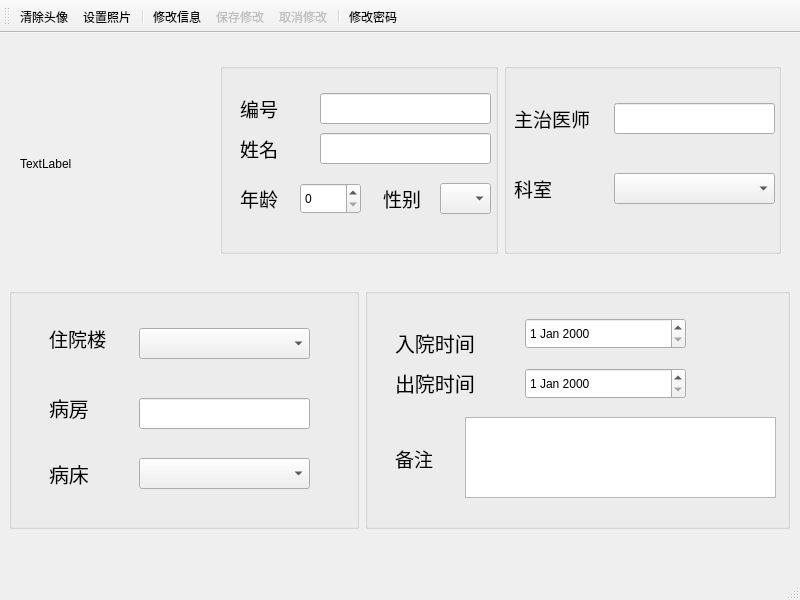
PGwind/Qt_HIMS, file userwindow.ui: the form before one commit.
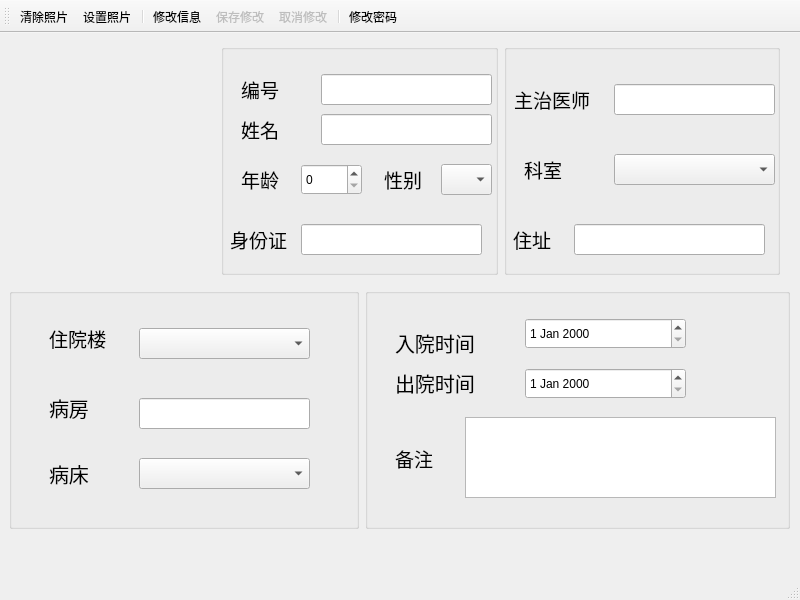
The form after the commit. Icons and pictures are not drawn.

Diff of the .ui file:
```diff
--- a/userwindow.ui
+++ b/userwindow.ui
@@ -36,203 +36,9 @@
      </rect>
     </property>
     <property name="text">
-     <string>TextLabel</string>
+     <string/>
     </property>
    </widget>
-   <widget class="QWidget" name="layoutWidget">
-    <property name="geometry">
-     <rect>
-      <x>220</x>
-      <y>30</y>
-      <width>561</width>
-      <height>191</height>
-     </rect>
-    </property>
-    <layout class="QHBoxLayout" name="horizontalLayout_2">
-     <item>
-      <widget class="QGroupBox" name="groupBox_3">
-       <property name="title">
-        <string/>
-       </property>
-       <widget class="QLabel" name="label_id">
-        <property name="geometry">
-         <rect>
-          <x>20</x>
-          <y>30</y>
-          <width>50</width>
-          <height>30</height>
-         </rect>
-        </property>
-        <property name="font">
-         <font>
-          <pointsize>14</pointsize>
-         </font>
-        </property>
-        <property name="text">
-         <string>编号</string>
-        </property>
-       </widget>
-       <widget class="QLineEdit" name="lineEdit_2">
-        <property name="geometry">
-         <rect>
-          <x>100</x>
-          <y>30</y>
-          <width>171</width>
-          <height>31</height>
-         </rect>
-        </property>
-       </widget>
-       <widget class="QLabel" name="label_name">
-        <property name="geometry">
-         <rect>
-          <x>20</x>
-          <y>70</y>
-          <width>50</width>
-          <height>30</height>
-         </rect>
-        </property>
-        <property name="font">
-         <font>
-          <pointsize>14</pointsize>
-         </font>
-        </property>
-        <property name="text">
-         <string>姓名</string>
-        </property>
-       </widget>
-       <widget class="QLabel" name="label_age">
-        <property name="geometry">
-         <rect>
-          <x>20</x>
-          <y>120</y>
-          <width>50</width>
-          <height>30</height>
-         </rect>
-        </property>
-        <property name="font">
-         <font>
-          <pointsize>14</pointsize>
-         </font>
-        </property>
-        <property name="text">
-         <string>年龄</string>
-        </property>
-       </widget>
-       <widget class="QLabel" name="label_sex">
-        <property name="geometry">
-         <rect>
-          <x>163</x>
-          <y>120</y>
-          <width>51</width>
-          <height>31</height>
-         </rect>
-        </property>
-        <property name="font">
-         <font>
-          <pointsize>14</pointsize>
-         </font>
-        </property>
-        <property name="text">
-         <string>性别</string>
-        </property>
-       </widget>
-       <widget class="QLineEdit" name="lineEdit_3">
-        <property name="geometry">
-         <rect>
-          <x>100</x>
-          <y>70</y>
-          <width>171</width>
-          <height>31</height>
-         </rect>
-        </property>
-       </widget>
-       <widget class="QSpinBox" name="spinBox">
-        <property name="geometry">
-         <rect>
-          <x>80</x>
-          <y>120</y>
-          <width>61</width>
-          <height>31</height>
-         </rect>
-        </property>
-       </widget>
-       <widget class="QComboBox" name="comboBox_5">
-        <property name="geometry">
-         <rect>
-          <x>220</x>
-          <y>120</y>
-          <width>51</width>
-          <height>31</height>
-         </rect>
-        </property>
-       </widget>
-      </widget>
-     </item>
-     <item>
-      <widget class="QGroupBox" name="groupBox_4">
-       <property name="title">
-        <string/>
-       </property>
-       <widget class="QLabel" name="label_attending">
-        <property name="geometry">
-         <rect>
-          <x>10</x>
-          <y>40</y>
-          <width>90</width>
-          <height>30</height>
-         </rect>
-        </property>
-        <property name="font">
-         <font>
-          <pointsize>14</pointsize>
-         </font>
-        </property>
-        <property name="text">
-         <string>主治医师</string>
-        </property>
-       </widget>
-       <widget class="QLabel" name="label_department">
-        <property name="geometry">
-         <rect>
-          <x>10</x>
-          <y>110</y>
-          <width>90</width>
-          <height>30</height>
-         </rect>
-        </property>
-        <property name="font">
-         <font>
-          <pointsize>14</pointsize>
-         </font>
-        </property>
-        <property name="text">
-         <string>科室</string>
-        </property>
-       </widget>
-       <widget class="QLineEdit" name="lineEdit_attending">
-        <property name="geometry">
-         <rect>
-          <x>110</x>
-          <y>40</y>
-          <width>161</width>
-          <height>31</height>
-         </rect>
-        </property>
-       </widget>
-       <widget class="QComboBox" name="comboBox_department">
-        <property name="geometry">
-         <rect>
-          <x>110</x>
-          <y>110</y>
-          <width>161</width>
-          <height>31</height>
-         </rect>
-        </property>
-       </widget>
-      </widget>
-     </item>
-    </layout>
-   </widget>
    <widget class="QWidget" name="layoutWidget">
     <property name="geometry">
      <rect>
@@ -433,6 +239,256 @@
      </item>
     </layout>
    </widget>
+   <widget class="QGroupBox" name="groupBox_4">
+    <property name="geometry">
+     <rect>
+      <x>504</x>
+      <y>11</y>
+      <width>276</width>
+      <height>231</height>
+     </rect>
+    </property>
+    <property name="title">
+     <string/>
+    </property>
+    <widget class="QLabel" name="label_attending">
+     <property name="geometry">
+      <rect>
+       <x>10</x>
+       <y>40</y>
+       <width>90</width>
+       <height>30</height>
+      </rect>
+     </property>
+     <property name="font">
+      <font>
+       <pointsize>14</pointsize>
+      </font>
+     </property>
+     <property name="text">
+      <string>主治医师</string>
+     </property>
+    </widget>
+    <widget class="QLabel" name="label_department">
+     <property name="geometry">
+      <rect>
+       <x>20</x>
+       <y>110</y>
+       <width>71</width>
+       <height>30</height>
+      </rect>
+     </property>
+     <property name="font">
+      <font>
+       <pointsize>14</pointsize>
+      </font>
+     </property>
+     <property name="text">
+      <string>科室</string>
+     </property>
+    </widget>
+    <widget class="QLineEdit" name="lineEdit_attending">
+     <property name="geometry">
+      <rect>
+       <x>110</x>
+       <y>40</y>
+       <width>161</width>
+       <height>31</height>
+      </rect>
+     </property>
+    </widget>
+    <widget class="QComboBox" name="comboBox_department">
+     <property name="geometry">
+      <rect>
+       <x>110</x>
+       <y>110</y>
+       <width>161</width>
+       <height>31</height>
+      </rect>
+     </property>
+    </widget>
+    <widget class="QLabel" name="label_address">
+     <property name="geometry">
+      <rect>
+       <x>9</x>
+       <y>180</y>
+       <width>51</width>
+       <height>30</height>
+      </rect>
+     </property>
+     <property name="font">
+      <font>
+       <pointsize>14</pointsize>
+      </font>
+     </property>
+     <property name="text">
+      <string>住址</string>
+     </property>
+    </widget>
+    <widget class="QLineEdit" name="lineEdit_address">
+     <property name="geometry">
+      <rect>
+       <x>70</x>
+       <y>180</y>
+       <width>191</width>
+       <height>31</height>
+      </rect>
+     </property>
+    </widget>
+   </widget>
+   <widget class="QGroupBox" name="groupBox_3">
+    <property name="geometry">
+     <rect>
+      <x>221</x>
+      <y>11</y>
+      <width>277</width>
+      <height>231</height>
+     </rect>
+    </property>
+    <property name="title">
+     <string/>
+    </property>
+    <widget class="QLabel" name="label_id">
+     <property name="geometry">
+      <rect>
+       <x>20</x>
+       <y>30</y>
+       <width>50</width>
+       <height>30</height>
+      </rect>
+     </property>
+     <property name="font">
+      <font>
+       <pointsize>14</pointsize>
+      </font>
+     </property>
+     <property name="text">
+      <string>编号</string>
+     </property>
+    </widget>
+    <widget class="QLineEdit" name="lineEdit_id">
+     <property name="geometry">
+      <rect>
+       <x>100</x>
+       <y>30</y>
+       <width>171</width>
+       <height>31</height>
+      </rect>
+     </property>
+    </widget>
+    <widget class="QLabel" name="label_name">
+     <property name="geometry">
+      <rect>
+       <x>20</x>
+       <y>70</y>
+       <width>50</width>
+       <height>30</height>
+      </rect>
+     </property>
+     <property name="font">
+      <font>
+       <pointsize>14</pointsize>
+      </font>
+     </property>
+     <property name="text">
+      <string>姓名</string>
+     </property>
+    </widget>
+    <widget class="QLabel" name="label_age">
+     <property name="geometry">
+      <rect>
+       <x>20</x>
+       <y>120</y>
+       <width>50</width>
+       <height>30</height>
+      </rect>
+     </property>
+     <property name="font">
+      <font>
+       <pointsize>14</pointsize>
+      </font>
+     </property>
+     <property name="text">
+      <string>年龄</string>
+     </property>
+    </widget>
+    <widget class="QLabel" name="label_sex">
+     <property name="geometry">
+      <rect>
+       <x>163</x>
+       <y>120</y>
+       <width>51</width>
+       <height>31</height>
+      </rect>
+     </property>
+     <property name="font">
+      <font>
+       <pointsize>14</pointsize>
+      </font>
+     </property>
+     <property name="text">
+      <string>性别</string>
+     </property>
+    </widget>
+    <widget class="QLineEdit" name="lineEdit_name">
+     <property name="geometry">
+      <rect>
+       <x>100</x>
+       <y>70</y>
+       <width>171</width>
+       <height>31</height>
+      </rect>
+     </property>
+    </widget>
+    <widget class="QSpinBox" name="spinBox_age">
+     <property name="geometry">
+      <rect>
+       <x>80</x>
+       <y>120</y>
+       <width>61</width>
+       <height>31</height>
+      </rect>
+     </property>
+    </widget>
+    <widget class="QComboBox" name="comboBox_sex">
+     <property name="geometry">
+      <rect>
+       <x>220</x>
+       <y>120</y>
+       <width>51</width>
+       <height>31</height>
+      </rect>
+     </property>
+    </widget>
+    <widget class="QLabel" name="label_idNumber">
+     <property name="geometry">
+      <rect>
+       <x>9</x>
+       <y>180</y>
+       <width>61</width>
+       <height>30</height>
+      </rect>
+     </property>
+     <property name="font">
+      <font>
+       <pointsize>14</pointsize>
+      </font>
+     </property>
+     <property name="text">
+      <string>身份证</string>
+     </property>
+    </widget>
+    <widget class="QLineEdit" name="lineEdit_idNumber">
+     <property name="geometry">
+      <rect>
+       <x>80</x>
+       <y>180</y>
+       <width>181</width>
+       <height>31</height>
+      </rect>
+     </property>
+    </widget>
+   </widget>
   </widget>
   <widget class="QMenuBar" name="menubar">
    <property name="geometry">
@@ -476,7 +532,7 @@
      <normaloff>:/icons/images/icons/clear.png</normaloff>:/icons/images/icons/clear.png</iconset>
    </property>
    <property name="text">
-    <string>清除头像</string>
+    <string>清除照片</string>
    </property>
    <property name="toolTip">
     <string>清除头像</string>
```
Left out of the diff: 2 changed lines with no effect on the pictures.
